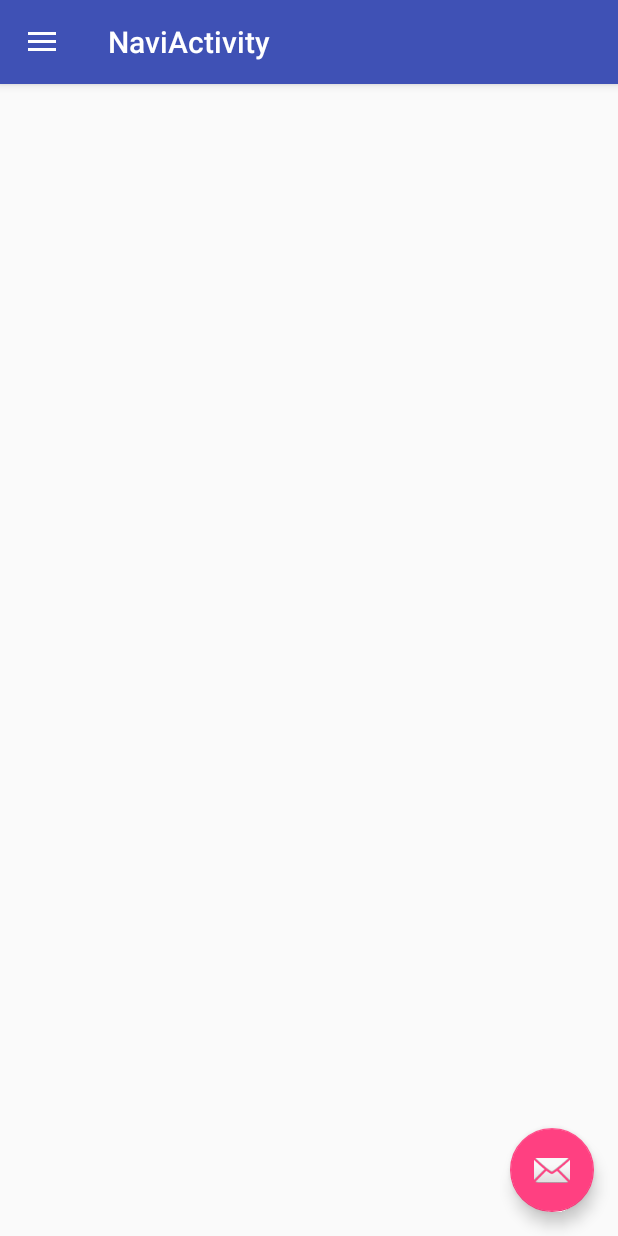
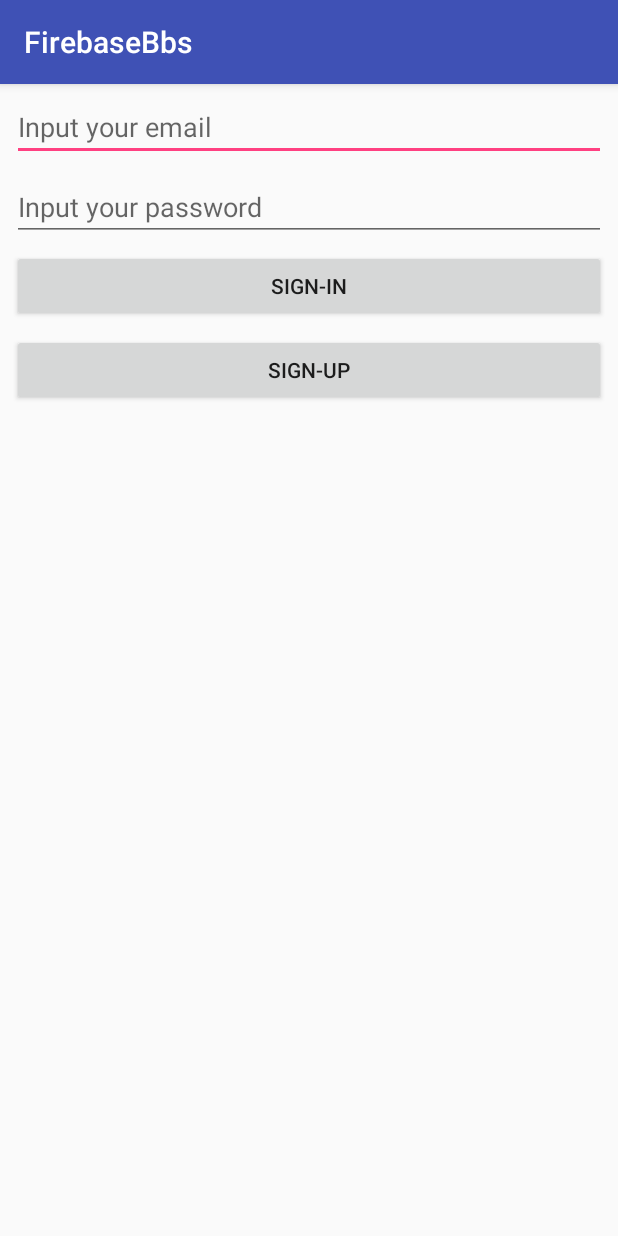
Before and after one commit to javafa/3rd_FirebaseBbs, an Android app: the screen it shows after launch (NaviActivity before the commit, MainActivity after it), on a phone screen of 412 x 824 dp. Run offline under Robolectric (Android 15) with nearby library versions, the phone set to English and light mode, and no system bars; our stand-ins replace Firebase (no records; nobody signed in at launch, a user with empty details on screens opened directly).

Commit message:
add auth with email and password

```diff
--- a/app/src/main/java/com/veryworks/android/firebasebbs/MainActivity.java
+++ b/app/src/main/java/com/veryworks/android/firebasebbs/MainActivity.java
@@ -1,26 +1,48 @@
 package com.veryworks.android.firebasebbs;
 
-import android.content.Intent;
 import android.os.Bundle;
 import android.support.annotation.NonNull;
 import android.support.v7.app.AppCompatActivity;
+import android.util.Log;
 import android.view.View;
+import android.widget.Button;
+import android.widget.EditText;
+import android.widget.Toast;
 
+import com.google.android.gms.tasks.OnCompleteListener;
+import com.google.android.gms.tasks.Task;
+import com.google.firebase.auth.AuthResult;
+import com.google.firebase.auth.FirebaseAuth;
+import com.google.firebase.auth.FirebaseUser;
 import com.veryworks.android.firebasebbs.util.PermissionControl;
 
 public class MainActivity extends AppCompatActivity implements PermissionControl.CallBack{
+
+    // 파이어베이스 인증
+    private FirebaseAuth mAuth = FirebaseAuth.getInstance();
+    private FirebaseAuth.AuthStateListener mAuthListener = new FirebaseAuth.AuthStateListener() {
+        @Override
+        public void onAuthStateChanged(@NonNull FirebaseAuth firebaseAuth) {
+            FirebaseUser user = firebaseAuth.getCurrentUser();
+            if (user != null) {
+                // User is signed in
+                Log.d("Auth", "onAuthStateChanged:signed_in:" + user.getUid());
+            } else {
+                // User is signed out
+                Log.d("Auth", "onAuthStateChanged:signed_out");
+            }
+        }
+    };
+
+    // 위젯정의
+    EditText editEmail, editPassword;
+    Button btnSignin, btnSignup;
 
     @Override
     protected void onCreate(Bundle savedInstanceState) {
         super.onCreate(savedInstanceState);
         setContentView(R.layout.activity_main);
-
         PermissionControl.checkVersion(this);
-    }
-
-    public void startBbs(View view){
-        Intent intent = new Intent(this, ListActivity.class);
-        startActivity(intent);
     }
 
     @Override
@@ -30,11 +52,67 @@ public class MainActivity extends AppCompatActivity implements PermissionControl
     }
 
     @Override
+    public void onStart() {
+        super.onStart();
+        mAuth.addAuthStateListener(mAuthListener);
+    }
+
+    @Override
+    public void onStop() {
+        super.onStop();
+        if (mAuthListener != null) {
+            mAuth.removeAuthStateListener(mAuthListener);
+        }
+    }
+
+    // 여기에 코드 작성
+    @Override
     public void init() {
-        Intent intent = new Intent(this, NaviActivity.class);
-        startActivity(intent);
+        editEmail = (EditText) findViewById(R.id.editEmail);
+        editPassword = (EditText) findViewById(R.id.editPassword);;
+    }
 
-        // 스플래쉬 화면은 backstack에 남아있으면 안되므로 종료
-        finish();
+    public void signUp(View view){
+        String email = editEmail.getText().toString();
+        String password = editPassword.getText().toString();
+        mAuth.createUserWithEmailAndPassword(email, password)
+            .addOnCompleteListener(this, new OnCompleteListener<AuthResult>() {
+                @Override
+                public void onComplete(@NonNull Task<AuthResult> task) {
+                    Log.d("Auth", "createUserWithEmail:onComplete:" + task.isSuccessful());
+                    if (!task.isSuccessful()) {
+                        Toast.makeText(MainActivity.this,
+                                "사용자 등록이 되지 않았습니다!",
+                                Toast.LENGTH_SHORT).show();
+                    }else{
+                        Toast.makeText(MainActivity.this,
+                                "사용자 등록이 잘 되었습니다!",
+                                Toast.LENGTH_SHORT).show();
+                    }
+                }
+            });
+    }
+
+    public void signIn(View view){
+        String email = editEmail.getText().toString();
+        String password = editPassword.getText().toString();
+        mAuth.signInWithEmailAndPassword(email, password)
+            .addOnCompleteListener(this, new OnCompleteListener<AuthResult>() {
+                @Override
+                public void onComplete(@NonNull Task<AuthResult> task) {
+                    Log.d("Auth", "signInWithEmail:onComplete:" + task.isSuccessful());
+
+                    if (!task.isSuccessful()) {
+                        Log.w("Auth", "signInWithEmail:failed", task.getException());
+                        Toast.makeText(MainActivity.this,
+                                "Sign-in 이 되지 않았습니다",
+                                Toast.LENGTH_SHORT).show();
+                    }else{
+                        Toast.makeText(MainActivity.this,
+                                "Sign-in 되었습니다",
+                                Toast.LENGTH_SHORT).show();
+                    }
+                }
+            });
     }
 }
--- a/app/src/main/res/layout/activity_main.xml
+++ b/app/src/main/res/layout/activity_main.xml
@@ -6,13 +6,65 @@
     android:layout_height="match_parent"
     tools:context="com.veryworks.android.firebasebbs.MainActivity">
 
-    <ProgressBar
-        android:id="@+id/progressBar2"
-        style="@android:style/Widget.DeviceDefault.Light.ProgressBar.Large"
-        android:layout_width="wrap_content"
+    <EditText
+        android:id="@+id/editEmail"
+        android:layout_width="0dp"
         android:layout_height="wrap_content"
-        app:layout_constraintBottom_toBottomOf="parent"
+        android:layout_marginLeft="8dp"
+        android:layout_marginRight="8dp"
+        android:layout_marginTop="6dp"
+        android:ems="10"
+        android:hint="Input your email"
+        android:inputType="textPersonName"
         app:layout_constraintLeft_toLeftOf="parent"
         app:layout_constraintRight_toRightOf="parent"
-        app:layout_constraintTop_toTopOf="parent" />
+        app:layout_constraintTop_toTopOf="parent"
+        app:layout_constraintHorizontal_bias="0.503"
+        android:layout_marginStart="8dp"
+        android:layout_marginEnd="8dp" />
+
+    <EditText
+        android:id="@+id/editPassword"
+        android:layout_width="0dp"
+        android:layout_height="wrap_content"
+        android:layout_marginLeft="8dp"
+        android:layout_marginRight="8dp"
+        android:layout_marginTop="8dp"
+        android:ems="10"
+        android:hint="Input your password"
+        android:inputType="textPassword"
+        app:layout_constraintLeft_toLeftOf="parent"
+        app:layout_constraintRight_toRightOf="parent"
+        app:layout_constraintTop_toBottomOf="@+id/editEmail"
+        app:layout_constraintHorizontal_bias="1.0"
+        android:layout_marginStart="8dp"
+        android:layout_marginEnd="8dp" />
+
+    <Button
+        android:id="@+id/btnSignin"
+        android:layout_width="0dp"
+        android:layout_height="wrap_content"
+        android:layout_marginLeft="8dp"
+        android:layout_marginRight="8dp"
+        android:layout_marginTop="6dp"
+        android:onClick="signIn"
+        android:text="Sign-in"
+        app:layout_constraintHorizontal_bias="0.0"
+        app:layout_constraintLeft_toLeftOf="parent"
+        app:layout_constraintRight_toRightOf="parent"
+        app:layout_constraintTop_toBottomOf="@+id/editPassword" />
+
+    <Button
+        android:id="@+id/btnSignup"
+        android:layout_width="0dp"
+        android:layout_height="wrap_content"
+        android:layout_marginLeft="8dp"
+        android:layout_marginRight="8dp"
+        android:layout_marginTop="8dp"
+        android:onClick="signUp"
+        android:text="Sign-up"
+        app:layout_constraintHorizontal_bias="0.0"
+        app:layout_constraintLeft_toLeftOf="parent"
+        app:layout_constraintRight_toRightOf="parent"
+        app:layout_constraintTop_toBottomOf="@+id/btnSignin" />
 </android.support.constraint.ConstraintLayout>
```
